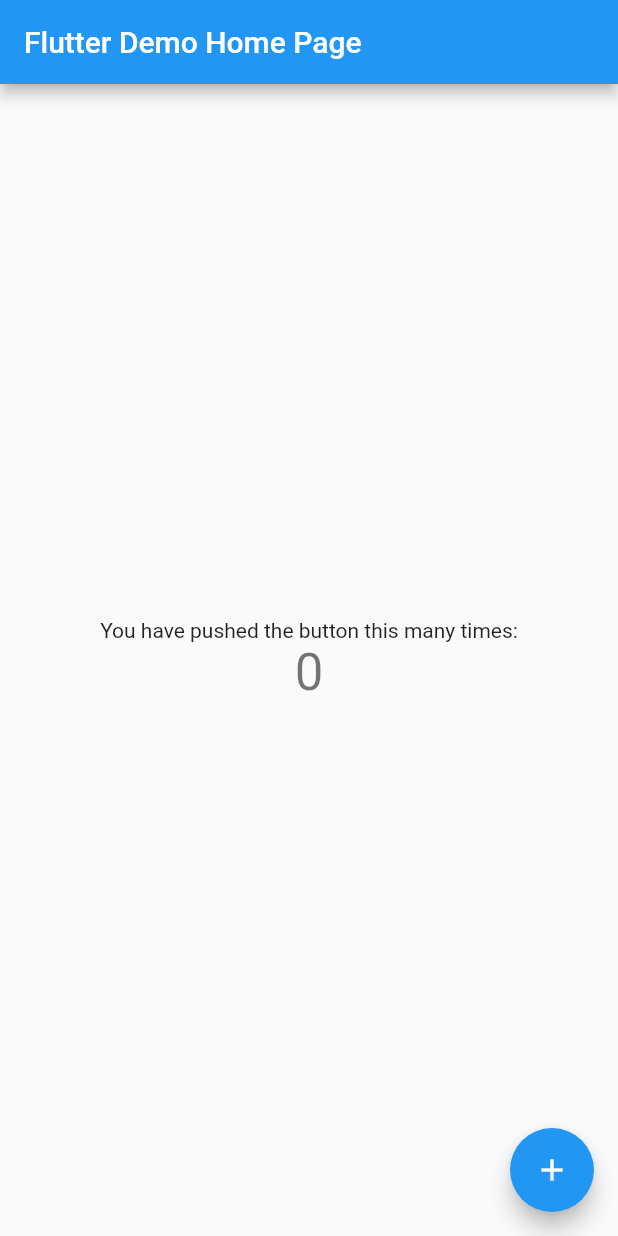
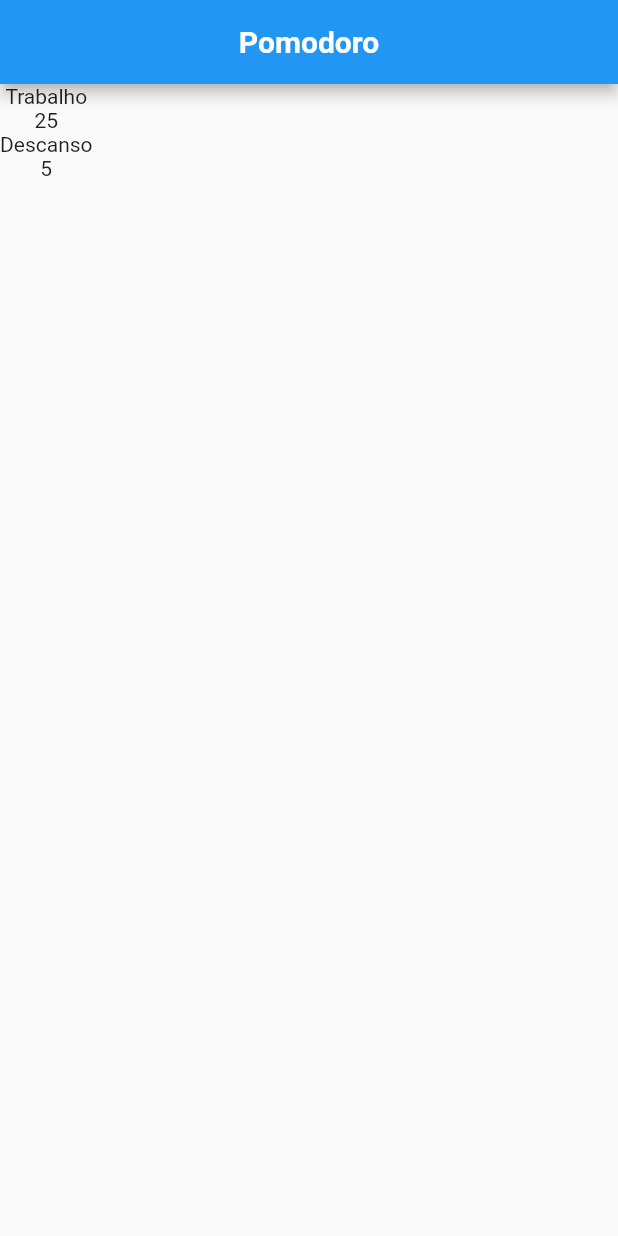
Before and after one commit to vitorhermeto2001/cod3r_pomodoro, a Flutter app: the screen it shows after launch, on a phone screen of 412 x 824 dp. Run offline on Flutter 3.47's test engine with Material 2 defaults, Android fonts, the light colour scheme and no system bars.

Commit message:
criando os componentes iniciais

```diff
--- /dev/null
+++ b/lib/components/entrada_tempo.dart
@@ -0,0 +1,20 @@
+import 'package:flutter/material.dart';
+
+class EntradaTempo extends StatelessWidget {
+  final String titulo;
+  final int valor;
+
+  const EntradaTempo({
+    Key? key,
+    required this.titulo,
+    required this.valor,
+  }) : super(key: key);
+
+  @override
+  Widget build(BuildContext context) {
+    return Column(children: [
+      Text(this.titulo),
+      Text('${this.valor}'),
+    ]);
+  }
+}
--- a/lib/main.dart
+++ b/lib/main.dart
@@ -1,3 +1,4 @@
+import 'package:cod3r_cronometro/pages/pomodoro.dart';
 import 'package:flutter/material.dart';
 
 void main() {
@@ -11,103 +12,9 @@
     return MaterialApp(
       title: 'Flutter Demo',
       theme: ThemeData(
-        // This is the theme of your application.
-        //
-        // Try running your application with "flutter run". You'll see the
-        // application has a blue toolbar. Then, without quitting the app, try
-        // changing the primarySwatch below to Colors.green and then invoke
-        // "hot reload" (press "r" in the console where you ran "flutter run",
-        // or simply save your changes to "hot reload" in a Flutter IDE).
-        // Notice that the counter didn't reset back to zero; the application
-        // is not restarted.
         primarySwatch: Colors.blue,
       ),
-      home: MyHomePage(title: 'Flutter Demo Home Page'),
+      home: Pomodoro(),
     );
   }
 }
-
-class MyHomePage extends StatefulWidget {
-  MyHomePage({Key? key, required this.title}) : super(key: key);
-
-  // This widget is the home page of your application. It is stateful, meaning
-  // that it has a State object (defined below) that contains fields that affect
-  // how it looks.
-
-  // This class is the configuration for the state. It holds the values (in this
-  // case the title) provided by the parent (in this case the App widget) and
-  // used by the build method of the State. Fields in a Widget subclass are
-  // always marked "final".
-
-  final String title;
-
-  @override
-  _MyHomePageState createState() => _MyHomePageState();
-}
-
-class _MyHomePageState extends State<MyHomePage> {
-  int _counter = 0;
-
-  void _incrementCounter() {
-    setState(() {
-      // This call to setState tells the Flutter framework that something has
-      // changed in this State, which causes it to rerun the build method below
-      // so that the display can reflect the updated values. If we changed
-      // _counter without calling setState(), then the build method would not be
-      // called again, and so nothing would appear to happen.
-      _counter++;
-    });
-  }
-
-  @override
-  Widget build(BuildContext context) {
-    // This method is rerun every time setState is called, for instance as done
-    // by the _incrementCounter method above.
-    //
-    // The Flutter framework has been optimized to make rerunning build methods
-    // fast, so that you can just rebuild anything that needs updating rather
-    // than having to individually change instances of widgets.
-    return Scaffold(
-      appBar: AppBar(
-        // Here we take the value from the MyHomePage object that was created by
-        // the App.build method, and use it to set our appbar title.
-        title: Text(widget.title),
-      ),
-      body: Center(
-        // Center is a layout widget. It takes a single child and positions it
-        // in the middle of the parent.
-        child: Column(
-          // Column is also a layout widget. It takes a list of children and
-          // arranges them vertically. By default, it sizes itself to fit its
-          // children horizontally, and tries to be as tall as its parent.
-          //
-          // Invoke "debug painting" (press "p" in the console, choose the
-          // "Toggle Debug Paint" action from the Flutter Inspector in Android
-          // Studio, or the "Toggle Debug Paint" command in Visual Studio Code)
-          // to see the wireframe for each widget.
-          //
-          // Column has various properties to control how it sizes itself and
-          // how it positions its children. Here we use mainAxisAlignment to
-          // center the children vertically; the main axis here is the vertical
-          // axis because Columns are vertical (the cross axis would be
-          // horizontal).
-          mainAxisAlignment: MainAxisAlignment.center,
-          children: <Widget>[
-            Text(
-              'You have pushed the button this many times:',
-            ),
-            Text(
-              '$_counter',
-              style: Theme.of(context).textTheme.headline4,
-            ),
-          ],
-        ),
-      ),
-      floatingActionButton: FloatingActionButton(
-        onPressed: _incrementCounter,
-        tooltip: 'Increment',
-        child: Icon(Icons.add),
-      ), // This trailing comma makes auto-formatting nicer for build methods.
-    );
-  }
-}
--- /dev/null
+++ b/lib/pages/pomodoro.dart
@@ -0,0 +1,34 @@
+import 'package:cod3r_cronometro/components/entrada_tempo.dart';
+import 'package:flutter/material.dart';
+
+class Pomodoro extends StatelessWidget {
+  const Pomodoro({Key? key}) : super(key: key);
+
+  @override
+  Widget build(BuildContext context) {
+    return Scaffold(
+      appBar: AppBar(
+        centerTitle: true,
+        title: Text(
+          "Pomodoro",
+          style: TextStyle(
+            color: Colors.white,
+            fontWeight: FontWeight.bold,
+          ),
+        ),
+      ),
+      body: Column(
+        children: [
+          EntradaTempo(
+            titulo: 'Trabalho',
+            valor: 25,
+          ),
+          EntradaTempo(
+            titulo: 'Descanso',
+            valor: 5,
+          ),
+        ],
+      ),
+    );
+  }
+}
```
Also changed, not shown: pubspec.yaml (+6 -3 lines), pubspec.lock.
